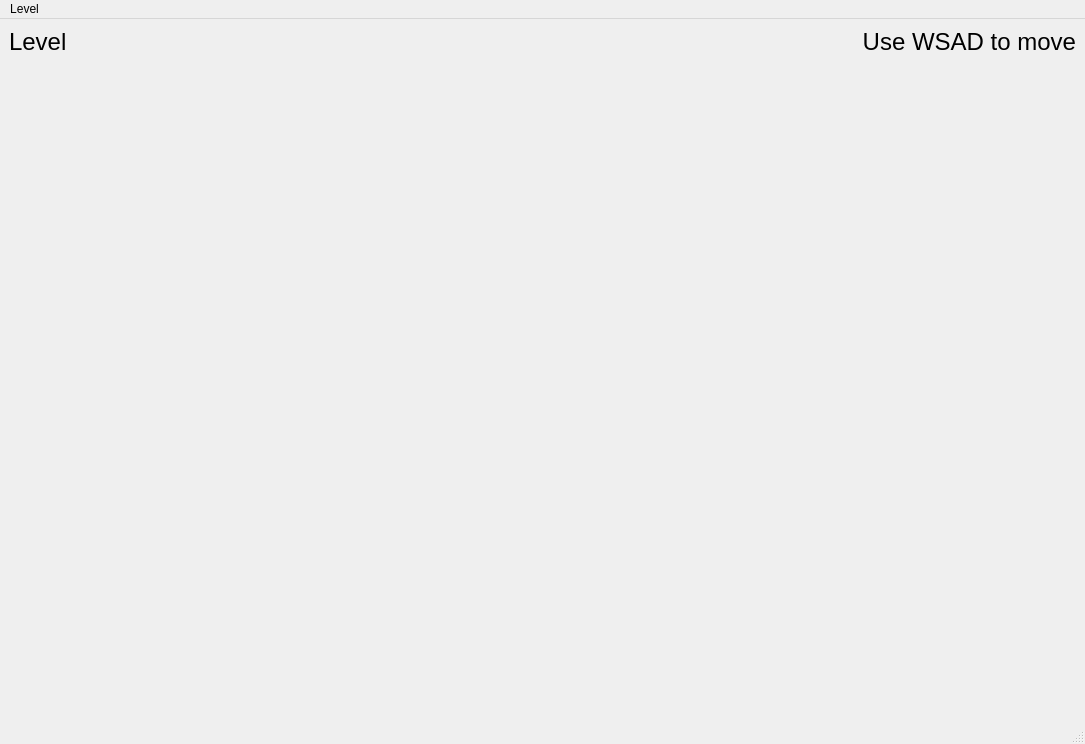
First picture: the form in sokoban.ui, repository bakamaster/Sokoban, before the edit.
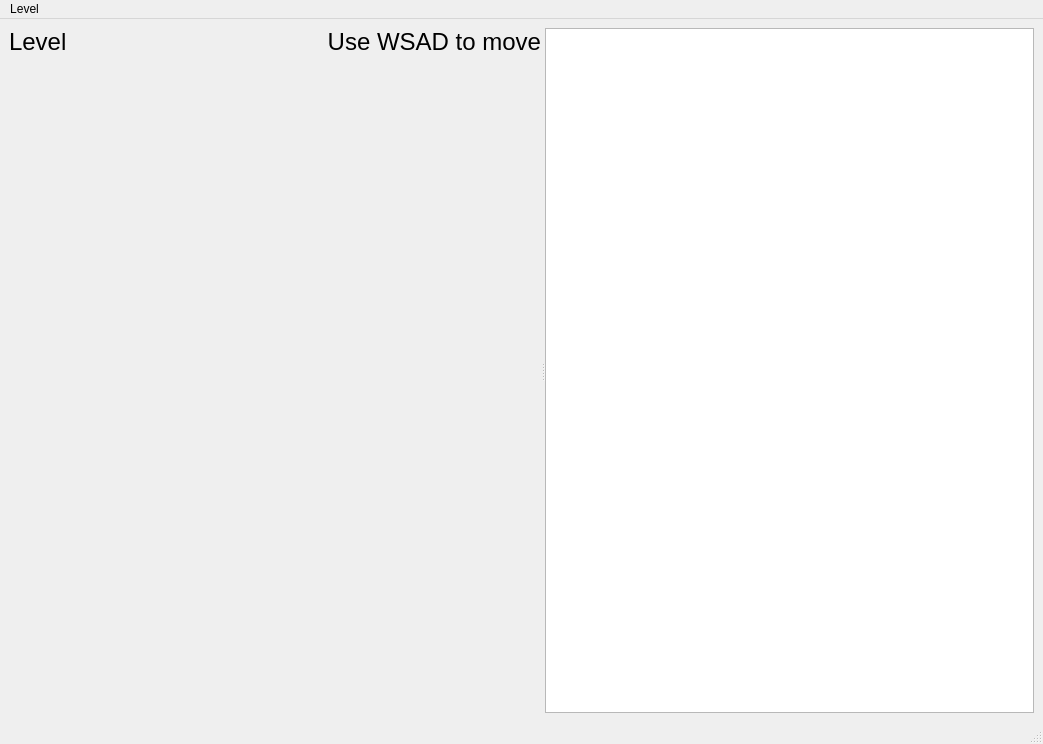
Second picture: the form after the edit.

```diff
--- a/sokoban.ui
+++ b/sokoban.ui
@@ -6,7 +6,7 @@
    <rect>
     <x>0</x>
     <y>0</y>
-    <width>1085</width>
+    <width>1043</width>
     <height>744</height>
    </rect>
   </property>
@@ -28,6 +28,13 @@
    </property>
    <layout class="QGridLayout" name="gridLayout">
     <item row="0" column="0">
+     <widget class="QSplitter" name="splitter">
+      <property name="orientation">
+       <enum>Qt::Horizontal</enum>
+      </property>
+      <widget class="QWidget" name="layoutWidget">
+       <layout class="QVBoxLayout" name="verticalLayout_2">
+        <item>
      <layout class="QVBoxLayout" name="verticalLayout">
       <property name="sizeConstraint">
        <enum>QLayout::SetDefaultConstraint</enum>
@@ -75,7 +82,7 @@
       </item>
      </layout>
     </item>
-    <item row="1" column="0">
+        <item>
      <layout class="QGridLayout" name="boardLayout">
       <item row="0" column="0">
        <spacer name="verticalSpacer">
@@ -94,12 +101,17 @@
     </item>
    </layout>
   </widget>
+      <widget class="QListWidget" name="legendList"/>
+     </widget>
+    </item>
+   </layout>
+  </widget>
   <widget class="QMenuBar" name="menubar">
    <property name="geometry">
     <rect>
      <x>0</x>
      <y>0</y>
-     <width>1085</width>
+     <width>1043</width>
      <height>20</height>
     </rect>
    </property>
```
Lines whose indentation alone changed are shown as unchanged.
